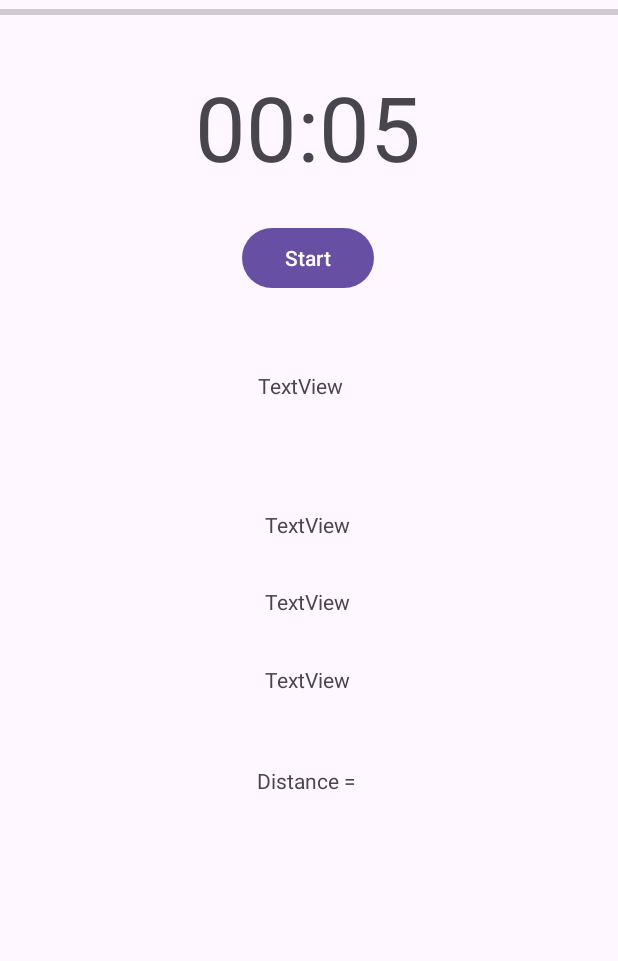
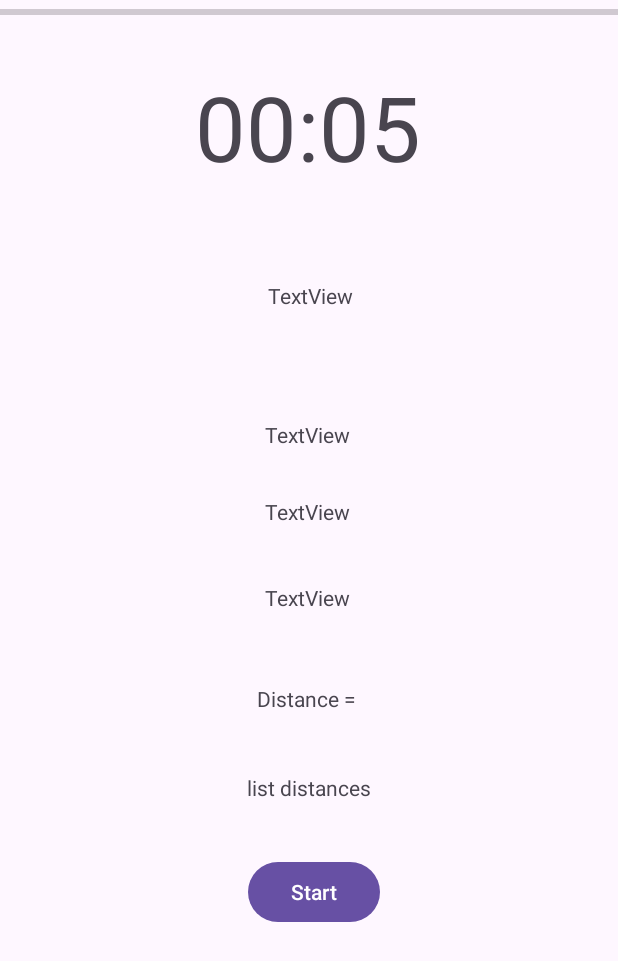
Before and after one commit to RamadhanIY/StuntMed_e-health, an Android app: the screen it shows after launch (MainActivity), on a phone screen of 412 x 824 dp. Shown: the top 961 px of the screen. Run offline under Robolectric (Android 15) with nearby library versions, the phone set to English and light mode, and no system bars.

Commit message:
add list distance

```diff
--- a/app/src/main/java/com/example/myapplication/MainActivity.java
+++ b/app/src/main/java/com/example/myapplication/MainActivity.java
@@ -20,7 +20,7 @@ import java.util.Arrays;
 
 public class MainActivity extends AppCompatActivity {
 
-    TextView accels_text, txt_prev, txt_change, txt_countdown,lastMeasurements_txt;
+    TextView accels_text, txt_prev, txt_change, txt_countdown,lastMeasurements_txt,txt_listdistances;
     TextView distance_text;
     double distance;
     Button mButtonStart;
@@ -47,6 +47,10 @@ public class MainActivity extends AppCompatActivity {
 
     double lastAcceleration; // to store the last acceleration measurement
     ArrayList<Double> sessionAccel = new ArrayList<>(); // to store the last acceleration of each session
+    // ...
+
+    double lastDistance; // to store the last acceleration measurement
+    ArrayList<Double> listDistances = new ArrayList<>(); // to store the last acceleration of each session
     // ...
 
 
@@ -133,6 +137,7 @@ public class MainActivity extends AppCompatActivity {
         mButtonStart = findViewById(R.id.mButtonStart);
         lastMeasurements_txt = findViewById(R.id.lastMeasurement_txt);
         distance_text = findViewById(R.id.distance_text);
+        txt_listdistances = findViewById(R.id.txt_listdistances);
 
 
         //Sensor
@@ -184,7 +189,6 @@ public class MainActivity extends AppCompatActivity {
                 mSensorManager.unregisterListener(sensorEventListener); // unregister listener here
                 mButtonStart.setText("Start");
                 mTimeLeftinMillis = START_TIME_IN_MILLIS;
-//                onoffsensor = false;
                 updateCountDownText();
                 sessionAccel.add(lastAcceleration); // add the last acceleration of the session
                 // Convert the list to String and display it
@@ -193,6 +197,11 @@ public class MainActivity extends AppCompatActivity {
                 distance = 0.5 * lastAcceleration * Math.pow(START_TIME_IN_MILLIS/1000, 2);
                 // Update teks jarak
                 distance_text.setText("Distance = " + distance + "m");
+                listDistances.add(distance);
+                String sessionlistdistances = Arrays.toString(listDistances.toArray());
+                txt_listdistances.setText("List" + sessionlistdistances);
+
+
 
 
             }
--- a/app/src/main/res/layout/activity_main.xml
+++ b/app/src/main/res/layout/activity_main.xml
@@ -20,12 +20,12 @@
         android:id="@+id/accels_text"
         android:layout_width="68dp"
         android:layout_height="68dp"
-        android:layout_marginTop="224dp"
+        android:layout_marginTop="164dp"
         android:gravity="center"
         android:includeFontPadding="false"
         android:text="TextView"
         app:layout_constraintEnd_toEndOf="parent"
-        app:layout_constraintHorizontal_bias="0.483"
+        app:layout_constraintHorizontal_bias="0.501"
         app:layout_constraintStart_toStartOf="parent"
         app:layout_constraintTop_toTopOf="@+id/probar" />
 
@@ -68,12 +68,12 @@
         android:id="@+id/mButtonStart"
         android:layout_width="wrap_content"
         android:layout_height="wrap_content"
-        android:layout_marginTop="148dp"
+        android:layout_marginTop="36dp"
         android:text="Start"
         app:layout_constraintEnd_toEndOf="parent"
-        app:layout_constraintHorizontal_bias="0.498"
+        app:layout_constraintHorizontal_bias="0.51"
         app:layout_constraintStart_toStartOf="parent"
-        app:layout_constraintTop_toTopOf="@+id/probar" />
+        app:layout_constraintTop_toBottomOf="@+id/txt_listdistances" />
 
     <TextView
         android:id="@+id/lastMeasurement_txt"
@@ -96,4 +96,15 @@
         app:layout_constraintEnd_toEndOf="parent"
         app:layout_constraintStart_toStartOf="parent"
         app:layout_constraintTop_toBottomOf="@+id/lastMeasurement_txt" />
+
+    <TextView
+        android:id="@+id/txt_listdistances"
+        android:layout_width="wrap_content"
+        android:layout_height="wrap_content"
+        android:layout_marginTop="40dp"
+        android:text="list distances"
+        app:layout_constraintEnd_toEndOf="parent"
+        app:layout_constraintStart_toStartOf="parent"
+        app:layout_constraintTop_toBottomOf="@+id/distance_text" />
+
 </androidx.constraintlayout.widget.ConstraintLayout>
```
